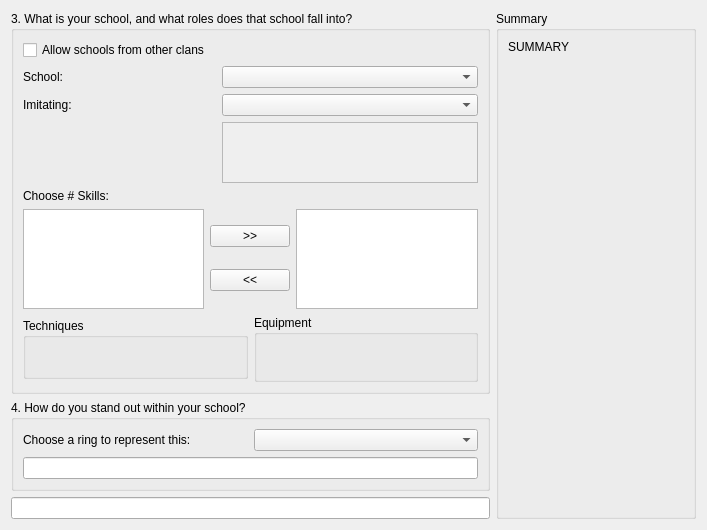
Above: PaperBlossoms/ui/newcharwizardpage2.ui from dashnine/PaperBlossoms before the change. Below: the same form after it.
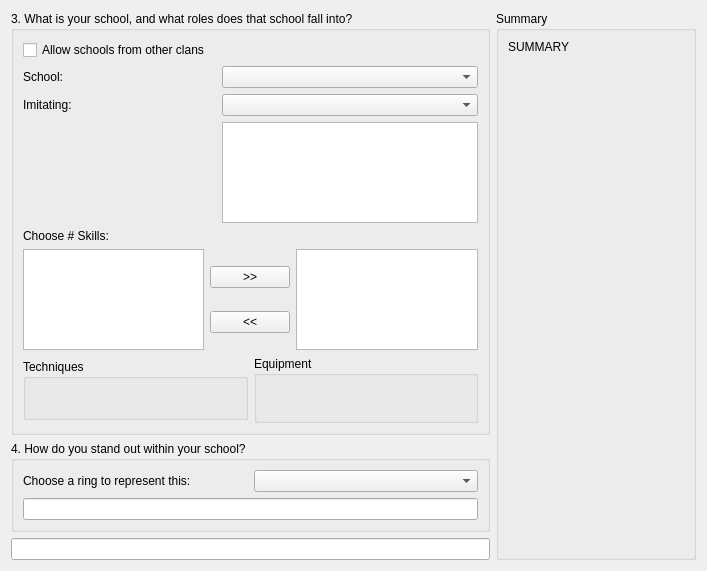
That is the form after the change. Custom widgets are drawn as their Qt base class.

```diff
--- a/PaperBlossoms/ui/newcharwizardpage2.ui
+++ b/PaperBlossoms/ui/newcharwizardpage2.ui
@@ -7,7 +7,7 @@
     <x>0</x>
     <y>0</y>
     <width>707</width>
-    <height>530</height>
+    <height>571</height>
    </rect>
   </property>
   <property name="sizePolicy">
@@ -103,7 +103,7 @@
         <item row="3" column="1">
          <widget class="QTextEdit" name="nc2_schoolDesc_textEdit">
           <property name="enabled">
-           <bool>false</bool>
+           <bool>true</bool>
           </property>
           <property name="sizePolicy">
            <sizepolicy hsizetype="Preferred" vsizetype="Minimum">
@@ -123,6 +123,9 @@
             <height>150</height>
            </size>
           </property>
+          <property name="readOnly">
+           <bool>true</bool>
+          </property>
          </widget>
         </item>
        </layout>
```
